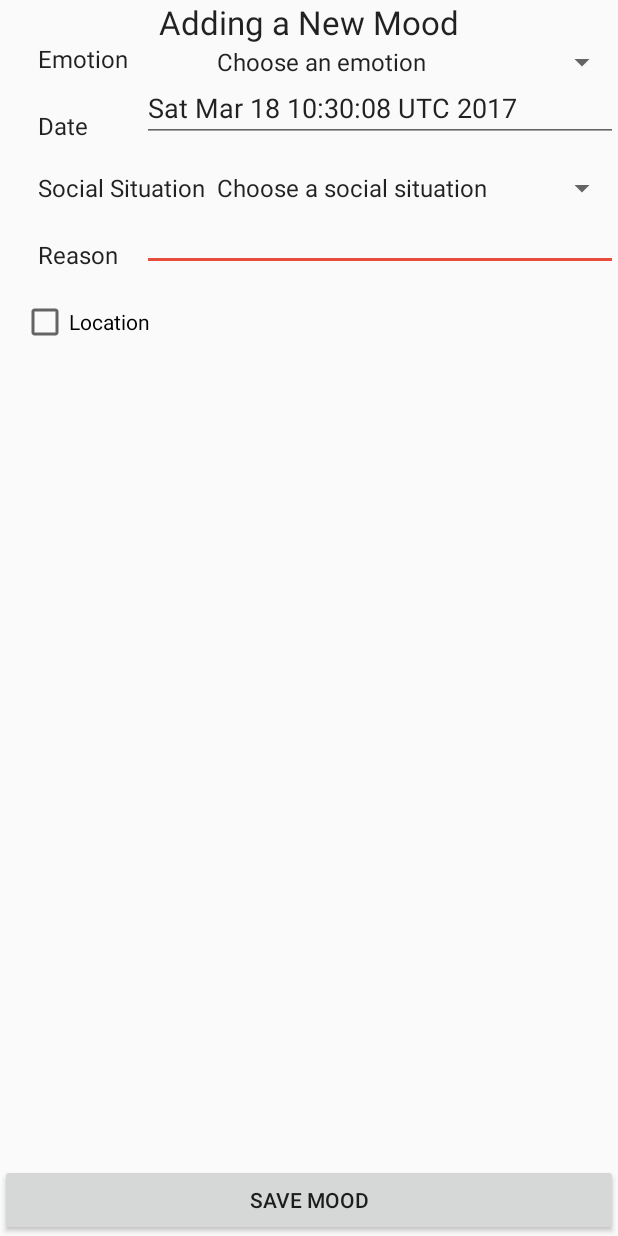
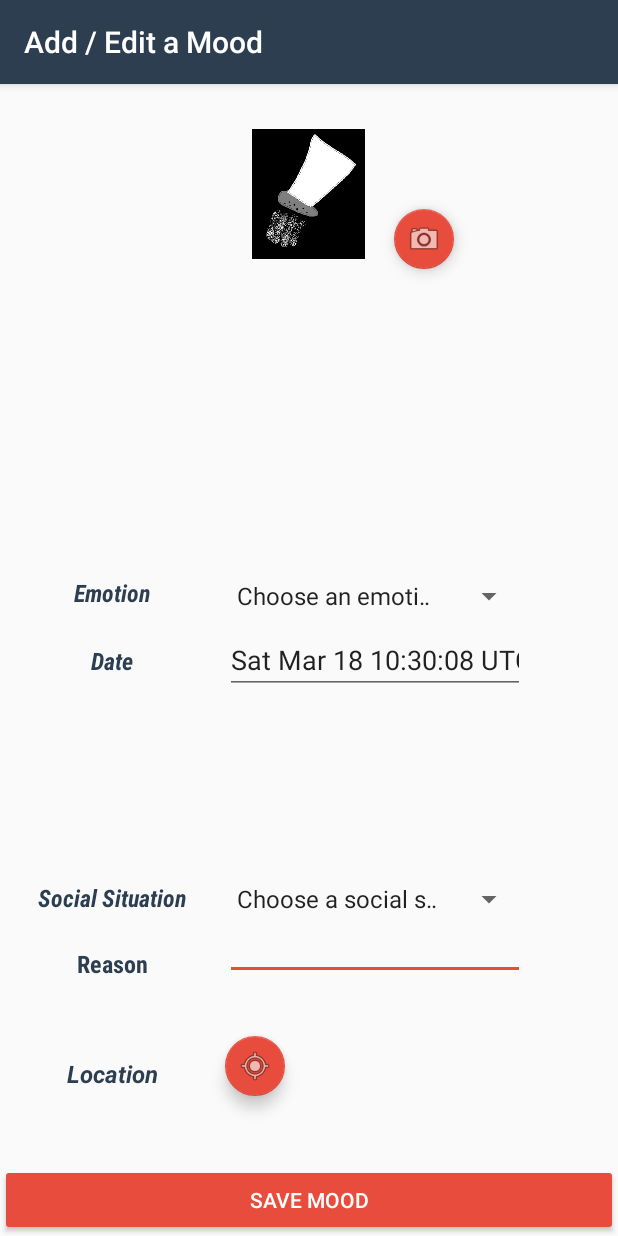
Before and after one commit to jackykc/Moodly, an Android app: the ViewMood screen opened directly, with no data from a screen before it, on a phone screen of 412 x 824 dp. Run offline under Robolectric (Android 15) with nearby library versions, the phone set to English and light mode, and no system bars; libraries missing offline, so code that uses them is left out: com.searchly.jestdroid, io.searchbox.annotations, io.searchbox.core, junit.framework.

Commit message:
viewmood xml

```diff
--- a/app/src/main/AndroidManifest.xml
+++ b/app/src/main/AndroidManifest.xml
@@ -21,7 +21,7 @@
         <activity
             android:name=".Activities.ViewMood"
             android:label="@string/title_activity_view_mood"
-            android:theme="@style/AppTheme.NoActionBar" />
+ />
         <activity android:name=".Activities.LoginScreen">
             <intent-filter>
                 <action android:name="android.intent.action.MAIN" />
--- a/app/src/main/res/layout/activity_view_mood.xml
+++ b/app/src/main/res/layout/activity_view_mood.xml
@@ -1,6 +1,7 @@
 <?xml version="1.0" encoding="utf-8"?>
 <RelativeLayout
     xmlns:android="http://schemas.android.com/apk/res/android"
+    xmlns:app="http://schemas.android.com/apk/res-auto"
     xmlns:tools="http://schemas.android.com/tools"
     android:layout_width="match_parent"
     android:layout_height="match_parent"
@@ -8,131 +9,175 @@
 
 
     <TextView
+        android:id="@+id/locationText"
+        android:layout_width="wrap_content"
         android:layout_height="wrap_content"
-        android:id="@+id/Header"
-        android:textAppearance="@android:style/TextAppearance.DeviceDefault.Large"
-        tools:text="@string/add_mood"
+        android:text="@string/location"
+        android:textAlignment="center"
+        android:textAppearance="@android:style/TextAppearance"
+        android:textColor="@color/colorPrimary"
+        android:textStyle="bold|italic"
+        tools:text="@string/location"
+        android:layout_alignTop="@+id/mapButton"
+        android:layout_alignParentLeft="true"
+        android:layout_alignParentStart="true"
+        android:layout_marginTop="14dp"
+        android:layout_toLeftOf="@+id/mapButton"
+        android:layout_toStartOf="@+id/mapButton" />
+
+    <android.support.design.widget.FloatingActionButton
+        android:id="@+id/cameraButton"
         android:layout_width="wrap_content"
-        android:layout_centerHorizontal="true"
-        android:text="@string/add_mood"
-        android:layout_alignParentTop="true" />
+        android:layout_height="wrap_content"
+        android:clickable="true"
+        app:fabSize="mini"
+        app:srcCompat="@android:drawable/ic_menu_camera"
+        android:layout_alignBottom="@+id/imageView"
+        android:layout_toRightOf="@+id/imageView"
+        android:layout_toEndOf="@+id/imageView"
+        android:layout_marginLeft="19dp"
+        android:layout_marginStart="19dp" />
 
     <TextView
-        android:text="@string/emotion"
-        android:layout_width="wrap_content"
-        tools:text="@string/emotion"
+        android:id="@+id/SocialSituationText"
+        android:layout_width="120dp"
+        android:layout_height="wrap_content"
+        android:fontFamily="sans-serif-condensed"
+        android:text="@string/social_situation"
+        android:textAlignment="center"
         android:textAppearance="@android:style/TextAppearance"
-        android:layout_alignBottom="@+id/spinner_emotion"
-        android:layout_alignLeft="@+id/DateText"
-        android:layout_alignStart="@+id/DateText"
-        android:layout_height="25dp"
-        android:id="@+id/EmotionText" />
+        android:textColor="@color/colorPrimary"
+        android:textStyle="bold|italic"
+        tools:text="@string/social_situation"
+        android:layout_toLeftOf="@+id/spinner_SS"
+        android:layout_alignParentLeft="true"
+        android:layout_alignParentStart="true"
+        android:layout_alignTop="@+id/spinner_SS" />
 
     <TextView
-        android:text="@string/date"
+        android:id="@+id/DateText"
         android:layout_width="69dp"
         android:layout_height="wrap_content"
-        android:id="@+id/DateText"
+        android:layout_weight="1"
+        android:fontFamily="sans-serif-condensed"
+        android:text="@string/date"
+        android:textAlignment="center"
+        android:textAppearance="@android:style/TextAppearance"
+        android:textColor="@color/colorPrimary"
+        android:textStyle="bold|italic"
         tools:text="@string/date"
-        android:textAppearance="@android:style/TextAppearance"
-        android:layout_weight="1"
-        android:layout_marginTop="19dp"
-        android:layout_below="@+id/spinner_emotion"
+        android:layout_alignBaseline="@+id/edit_date"
+        android:layout_alignBottom="@+id/edit_date"
         android:layout_alignParentLeft="true"
         android:layout_alignParentStart="true"
-        android:layout_marginLeft="25dp"
-        android:layout_marginStart="25dp" />
+        android:layout_toLeftOf="@+id/edit_date"
+        android:layout_toStartOf="@+id/edit_date" />
 
     <Button
-        android:text="@string/save_mood"
+        android:id="@+id/save_button"
+        style="@style/Widget.AppCompat.Button.Colored"
         android:layout_width="match_parent"
         android:layout_height="wrap_content"
         android:layout_alignParentBottom="true"
-        android:layout_centerHorizontal="true"
-        android:id="@+id/save_button"
+        android:layout_alignParentEnd="true"
+        android:layout_alignParentRight="true"
         android:elevation="0dp"
+        android:text="@string/save_mood"
         tools:text="@string/save_mood" />
 
-    <Spinner android:id="@+id/spinner_emotion"
-        android:layout_width="wrap_content"
+    <Spinner
+        android:id="@+id/spinner_SS"
+        android:layout_width="200dp"
         android:layout_height="wrap_content"
-        android:layout_below="@+id/Header"
-        android:layout_alignLeft="@+id/spinner_SS"
-        android:layout_alignStart="@+id/spinner_SS"
-        android:layout_alignParentRight="true"
-        android:layout_alignParentEnd="true" />
-
-    <Spinner
-        android:layout_width="match_parent"
-        android:layout_height="wrap_content"
-        android:id="@+id/spinner_SS"
-        android:layout_alignBaseline="@+id/SocialSituationText"
-        android:layout_alignBottom="@+id/SocialSituationText"
-        android:layout_alignParentRight="true"
-        android:layout_alignParentEnd="true"
-        android:layout_toEndOf="@+id/SocialSituationText"
-        android:layout_toRightOf="@+id/SocialSituationText" />
+        android:layout_above="@+id/ReasonText"
+        android:layout_alignLeft="@+id/edit_reason_text"
+        android:layout_alignStart="@+id/edit_reason_text"
+        android:layout_marginBottom="20dp" />
 
     <TextView
-        android:text="@string/social_situation"
-        android:layout_width="wrap_content"
+        android:id="@+id/ReasonText"
+        android:layout_width="150dp"
         android:layout_height="wrap_content"
-        android:layout_marginTop="19dp"
-        android:id="@+id/SocialSituationText"
-        tools:text="@string/social_situation"
+        android:fontFamily="sans-serif-condensed"
+        android:text="@string/reason_text"
+        android:textAlignment="center"
         android:textAppearance="@android:style/TextAppearance"
-        android:layout_below="@+id/edit_date"
-        android:layout_alignLeft="@+id/DateText"
-        android:layout_alignStart="@+id/DateText" />
-
-    <CheckBox
-        android:text="@string/location"
-        android:layout_width="wrap_content"
-        android:layout_height="wrap_content"
-        android:id="@+id/LocationCheck"
-        tools:text="@string/location"
-        android:checked="false"
-        android:layout_marginTop="18dp"
-        android:layout_below="@+id/ReasonText"
+        android:textColor="@color/colorPrimary"
+        android:textStyle="bold"
+        tools:text="@string/reason_text"
+        android:layout_marginBottom="37dp"
+        android:layout_above="@+id/mapButton"
         android:layout_alignParentLeft="true"
-        android:layout_alignParentStart="true"
-        android:layout_marginLeft="14dp"
-        android:layout_marginStart="14dp" />
-
-    <TextView
-        android:text="@string/reason_text"
-        android:layout_width="match_parent"
-        android:layout_height="wrap_content"
-        android:id="@+id/ReasonText"
-        android:layout_marginTop="21dp"
-        tools:text="@string/reason_text"
-        android:textAppearance="@android:style/TextAppearance"
-        android:layout_below="@+id/spinner_SS"
-        android:layout_alignLeft="@+id/SocialSituationText"
-        android:layout_alignStart="@+id/SocialSituationText" />
+        android:layout_alignParentStart="true" />
 
     <EditText
-        android:layout_width="wrap_content"
+        android:id="@+id/edit_reason_text"
+        android:layout_width="200dp"
         android:layout_height="wrap_content"
+        android:ems="10"
         android:inputType="textPersonName"
-        android:ems="10"
-        android:id="@+id/edit_reason_text"
+        android:textAppearance="@style/TextAppearance.AppCompat.Button"
         android:layout_alignBottom="@+id/ReasonText"
-        android:layout_alignParentRight="true"
-        android:layout_alignParentEnd="true"
-        android:layout_toRightOf="@+id/DateText"
-        android:layout_toEndOf="@+id/DateText" />
+        android:layout_toRightOf="@+id/ReasonText"
+        android:layout_toEndOf="@+id/ReasonText" />
 
     <EditText
+        android:id="@+id/edit_date"
         android:layout_width="wrap_content"
         android:layout_height="wrap_content"
         android:ems="10"
-        android:id="@+id/edit_date"
         android:inputType="textPersonName"
-        android:layout_alignBottom="@+id/DateText"
-        android:layout_toRightOf="@+id/DateText"
-        android:layout_alignParentRight="true"
-        android:layout_alignParentEnd="true" />
+        android:layout_centerVertical="true"
+        android:layout_toRightOf="@+id/SocialSituationText"
+        android:layout_alignRight="@+id/spinner_SS"
+        android:layout_alignEnd="@+id/spinner_SS" />
+
+    <android.support.design.widget.FloatingActionButton
+        android:id="@+id/mapButton"
+        android:layout_width="wrap_content"
+        android:layout_height="wrap_content"
+        android:clickable="true"
+        app:fabSize="mini"
+        app:srcCompat="@android:drawable/ic_menu_mylocation"
+        android:layout_marginBottom="45dp"
+        android:layout_above="@+id/save_button"
+        android:layout_alignLeft="@+id/edit_reason_text"
+        android:layout_alignStart="@+id/edit_reason_text" />
+
+    <TextView
+        android:id="@+id/EmotionText"
+        android:layout_width="match_parent"
+        android:layout_height="25dp"
+        android:fontFamily="sans-serif-condensed"
+        android:text="@string/emotion"
+        android:textAlignment="center"
+        android:textAppearance="@android:style/TextAppearance"
+        android:textColor="@color/colorPrimary"
+        android:textStyle="bold|italic"
+        tools:text="@string/emotion"
+        android:layout_alignBottom="@+id/spinner_emotion"
+        android:layout_alignParentLeft="true"
+        android:layout_alignParentStart="true"
+        android:layout_toStartOf="@+id/spinner_emotion"
+        android:layout_toLeftOf="@+id/spinner_emotion" />
+
+    <Spinner
+        android:id="@+id/spinner_emotion"
+        android:layout_width="200dp"
+        android:layout_height="wrap_content"
+        android:layout_above="@+id/DateText"
+        android:layout_alignLeft="@+id/edit_date"
+        android:layout_alignStart="@+id/edit_date"
+        android:layout_marginBottom="20dp" />
+
+    <ImageView
+        android:id="@+id/imageView"
+        android:layout_width="75dp"
+        android:layout_height="100dp"
+        android:layout_alignParentTop="true"
+        android:layout_centerHorizontal="true"
+        android:layout_marginTop="23dp"
+        app:srcCompat="@drawable/salt" />
 
 </RelativeLayout>
 
--- a/app/src/main/res/values/colors.xml
+++ b/app/src/main/res/values/colors.xml
@@ -1,6 +1,6 @@
 <?xml version="1.0" encoding="utf-8"?>
 <resources>
-    <color name="colorPrimary">#2C3E50</color>
+    <color name="colorPrimary">#2c3e50</color>
     <color name="colorPrimaryDark">#6C767F</color>
     <color name="colorAccent">#E74C3C</color>
 </resources>
--- a/app/src/main/res/values/strings.xml
+++ b/app/src/main/res/values/strings.xml
@@ -5,12 +5,12 @@
     <string name="action_settings">Settings</string>
     <string name="action_social">Social</string>
     <string name="section_format">Hello World from section: %1$d</string>
-
+    <string name="picture">Picture</string>
     <string name="login">Login</string>
     <string name="username">Username</string>
     <string name="Register">Sign Up</string>
     <string name="mood_list_header">History</string>
-    <string name="title_activity_view_mood">ViewMood</string>
+    <string name="title_activity_view_mood">Add / Edit a Mood</string>
     <string name="date">Date</string>
     <string name="emotion">Emotion</string>
     <string name="reason_text">Reason</string>
```
